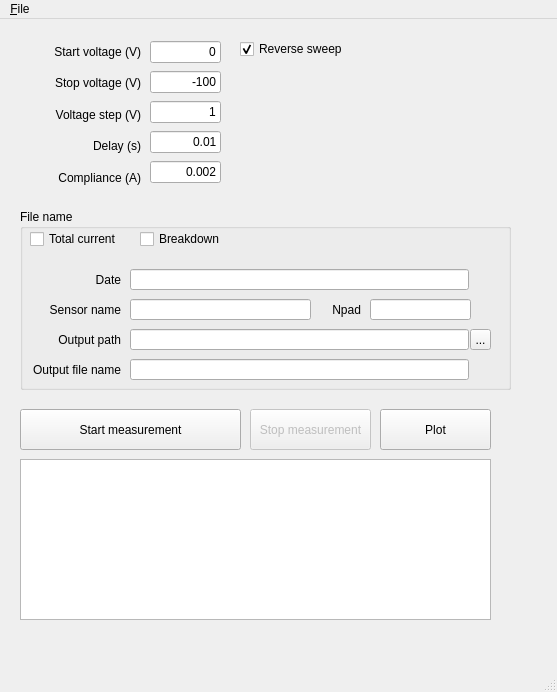
Qt form IVpannel.ui (railroad2/lgad_gpib) before a commit.
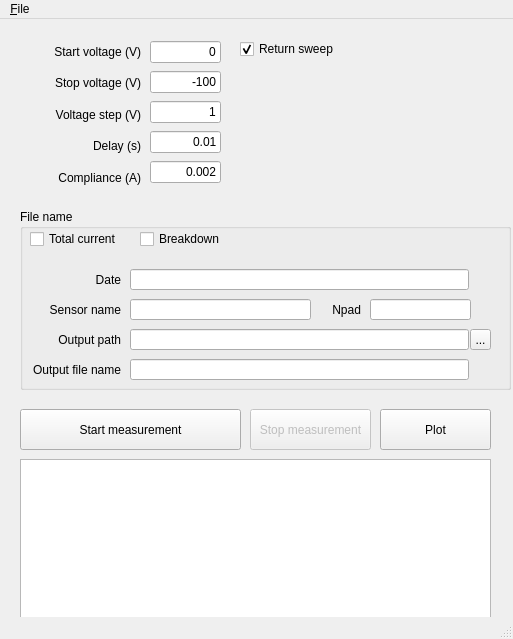
The same form after that commit.

Commit message: realize the plot function

Diff of the .ui file:
```diff
--- a/IVpannel.ui
+++ b/IVpannel.ui
@@ -12,8 +12,8 @@
    <rect>
     <x>0</x>
     <y>0</y>
-    <width>557</width>
-    <height>692</height>
+    <width>513</width>
+    <height>639</height>
    </rect>
   </property>
   <property name="sizePolicy">
@@ -66,7 +66,7 @@
      <string extracomment="test"/>
     </property>
     <property name="text">
-     <string>Reverse sweep</string>
+     <string>Return sweep</string>
     </property>
     <property name="checkable">
      <bool>true</bool>
@@ -460,7 +460,7 @@
     <rect>
      <x>0</x>
      <y>0</y>
-     <width>557</width>
+     <width>513</width>
      <height>22</height>
     </rect>
    </property>
```
Left out of the diff: 8 changed lines with no effect on the pictures. The commit also changes 2 other files.
